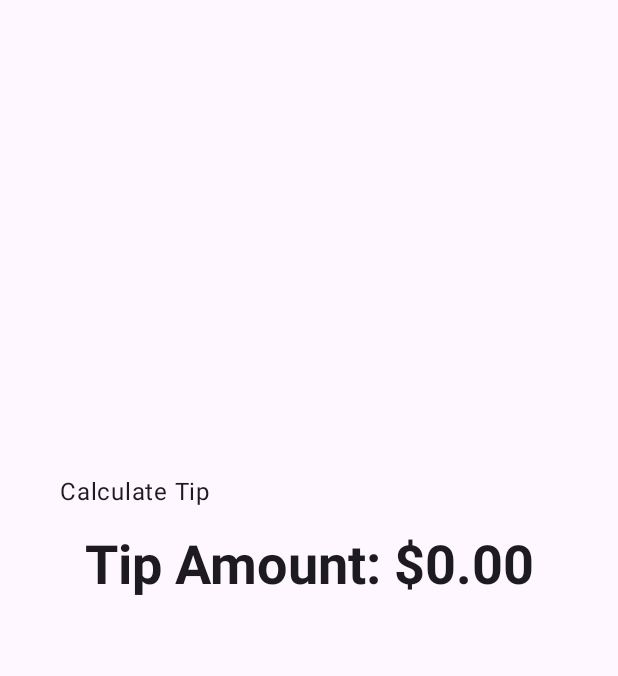
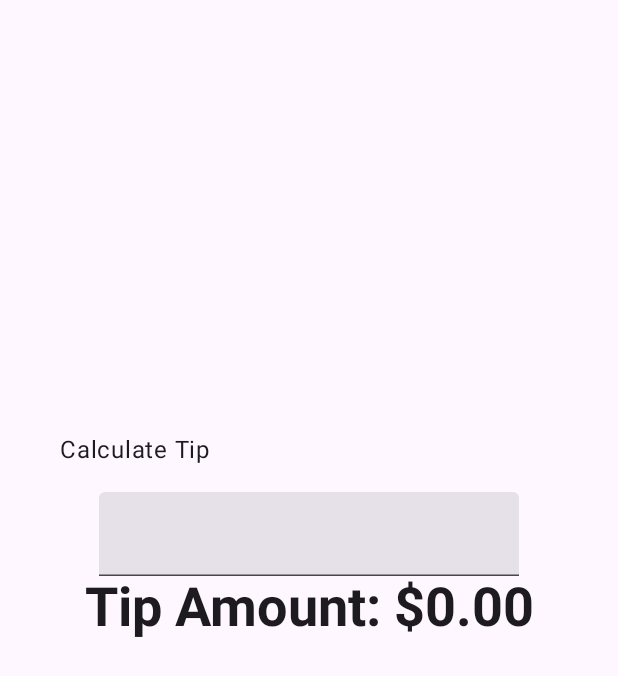
Before and after one commit to curiose/Tip_Calculator, an Android app built with Jetpack Compose: the screen it shows after launch (MainActivity), on a phone screen of 412 x 824 dp. Shown: the top 676 px of the screen. Run offline under Robolectric (Android 15) with nearby library versions, the phone set to English and light mode, and no system bars.

Commit message:
add EditNumberField (TextField)

```diff
--- a/app/src/main/java/com/example/tiptime/MainActivity.kt
+++ b/app/src/main/java/com/example/tiptime/MainActivity.kt
@@ -23,6 +23,7 @@ import androidx.compose.foundation.layout.Arrangement
 import androidx.compose.foundation.layout.Column
 import androidx.compose.foundation.layout.Spacer
 import androidx.compose.foundation.layout.fillMaxSize
+import androidx.compose.foundation.layout.fillMaxWidth
 import androidx.compose.foundation.layout.height
 import androidx.compose.foundation.layout.padding
 import androidx.compose.foundation.layout.safeDrawingPadding
@@ -30,6 +31,7 @@ import androidx.compose.foundation.layout.statusBarsPadding
 import androidx.compose.material3.MaterialTheme
 import androidx.compose.material3.Surface
 import androidx.compose.material3.Text
+import androidx.compose.material3.TextField
 import androidx.compose.runtime.Composable
 import androidx.compose.ui.Alignment
 import androidx.compose.ui.Modifier
@@ -71,12 +73,22 @@ fun TipTimeLayout() {
                 .padding(bottom = 16.dp, top = 40.dp)
                 .align(alignment = Alignment.Start)
         )
+        EditNumberField(modifier = Modifier.padding(bottom = 32.dp).fillMaxWidth())
         Text(
             text = stringResource(R.string.tip_amount, "$0.00"),
             style = MaterialTheme.typography.displaySmall
         )
         Spacer(modifier = Modifier.height(150.dp))
     }
+}
+
+@Composable
+fun EditNumberField(modifier: Modifier = Modifier) {
+    TextField(
+        value = "",
+        onValueChange = {},
+        modifier = Modifier,
+    )
 }
 
 /**
```
